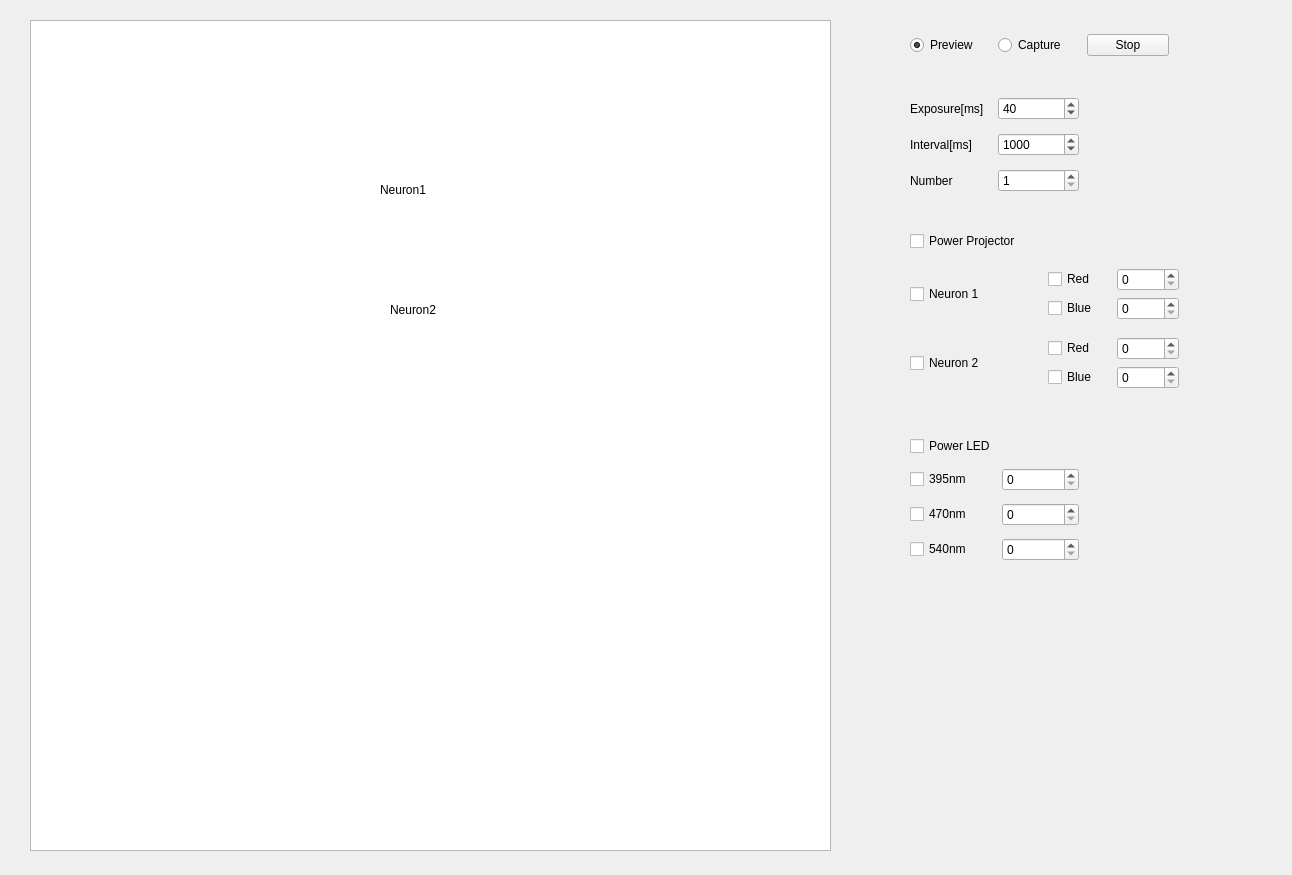
First picture: the form in homeui.ui, repository JiangXL/ColorMapping, before the edit.
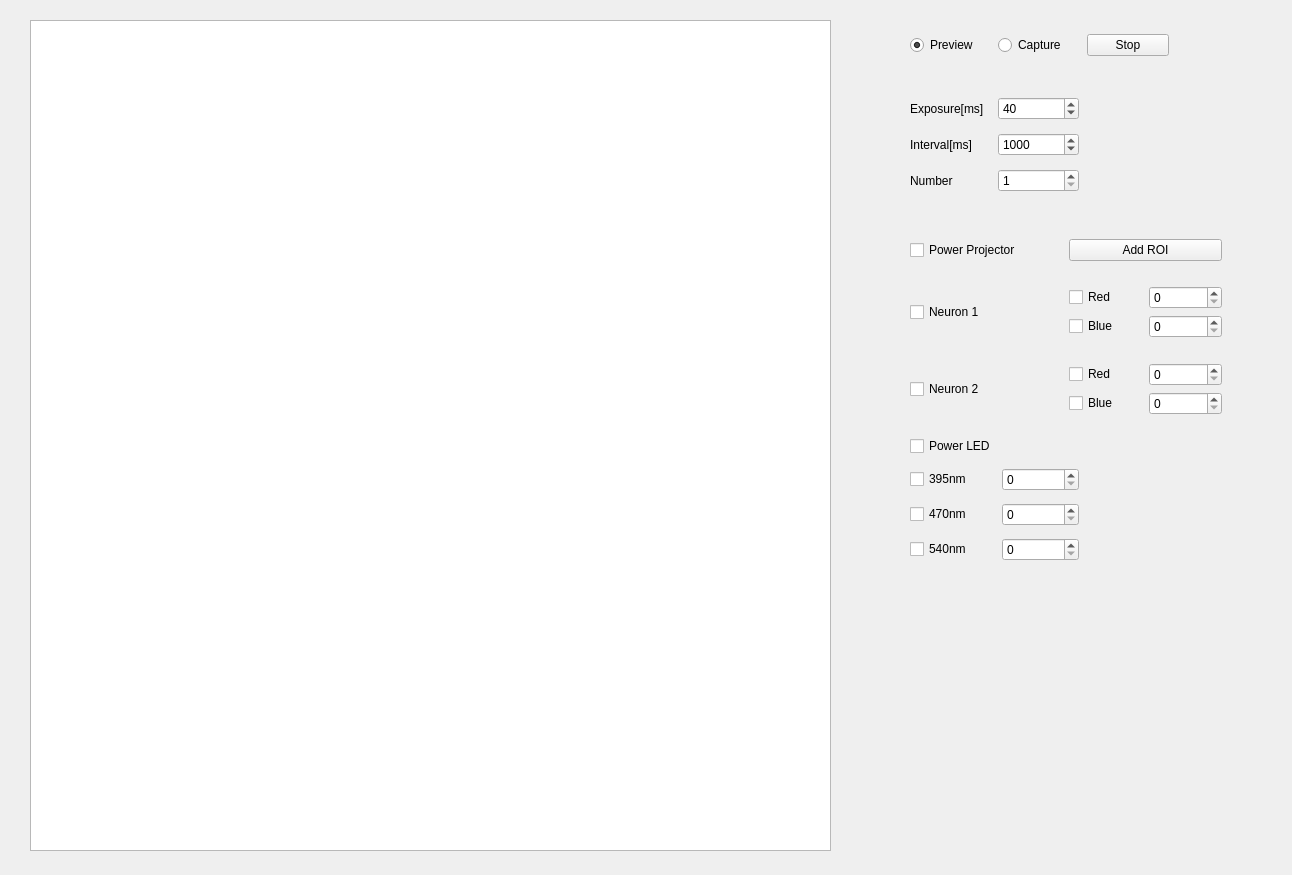
Second picture: the form after the edit. Icons and pictures are not drawn.

```diff
--- a/homeui.ui
+++ b/homeui.ui
@@ -58,32 +58,6 @@
          <bool>true</bool>
         </property>
        </widget>
-       <widget class="QLabel" name="label_neuron1">
-        <property name="geometry">
-         <rect>
-          <x>370</x>
-          <y>180</y>
-          <width>62</width>
-          <height>20</height>
-         </rect>
-        </property>
-        <property name="text">
-         <string>Neuron1</string>
-        </property>
-       </widget>
-       <widget class="QLabel" name="label_neuron2">
-        <property name="geometry">
-         <rect>
-          <x>380</x>
-          <y>300</y>
-          <width>62</width>
-          <height>20</height>
-         </rect>
-        </property>
-        <property name="text">
-         <string>Neuron2</string>
-        </property>
-       </widget>
       </widget>
      </item>
     </layout>
@@ -201,8 +175,8 @@
      <rect>
       <x>910</x>
       <y>220</y>
-      <width>269</width>
-      <height>183</height>
+      <width>312</width>
+      <height>217</height>
      </rect>
     </property>
     <layout class="QGridLayout" name="gridLayout_3">
@@ -275,6 +249,13 @@
        </property>
       </widget>
      </item>
+     <item row="0" column="1">
+      <widget class="QPushButton" name="pushButton">
+       <property name="text">
+        <string>Add ROI</string>
+       </property>
+      </widget>
+     </item>
     </layout>
    </widget>
    <widget class="QWidget" name="gridLayoutWidget_4">
```
Left out of the diff: 6 changed lines with no effect on the pictures.
